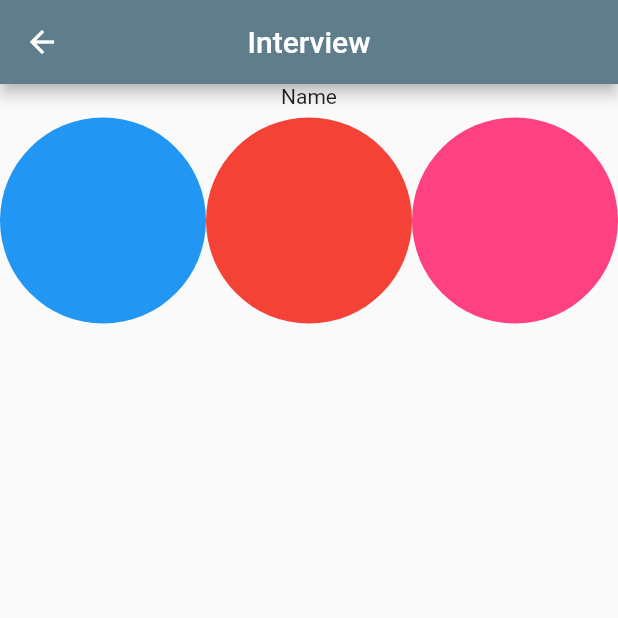
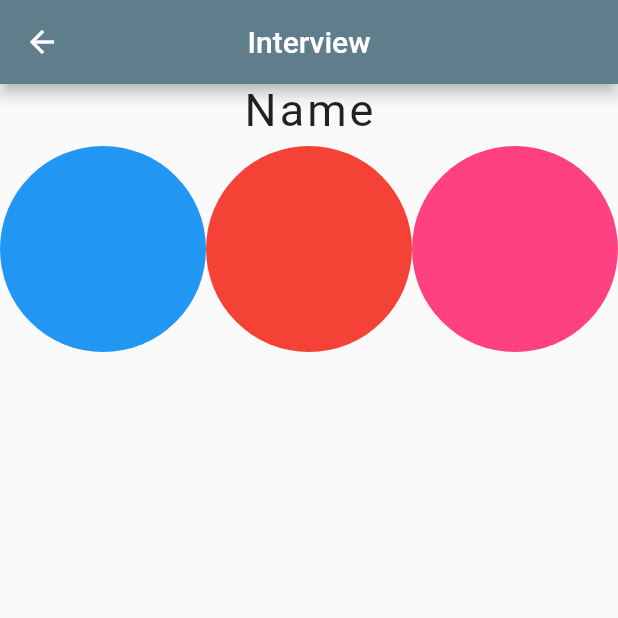
Before and after one commit to anas-aji-muhammed/interviewFlutter, a Flutter app: the SecondPage screen opened directly, on a phone screen of 412 x 824 dp, the top half of it. Run offline on Flutter 3.47's test engine with Material 2 defaults, Android fonts, the phone set to English and light mode, and no system bars.

Commit message:
Increased text size of second page.

```diff
--- a/lib/main.dart
+++ b/lib/main.dart
@@ -55,7 +55,11 @@ class SecondPage extends StatelessWidget {
       body: Center(
         child: Column(
           children: <Widget>[
-            Text("Name"),
+            Text("Name",
+              style: TextStyle(
+                fontSize: 30.00,
+                letterSpacing: 2.0,
+              ),),
             Row(
               children: <Widget>[
                 Expanded(
```
